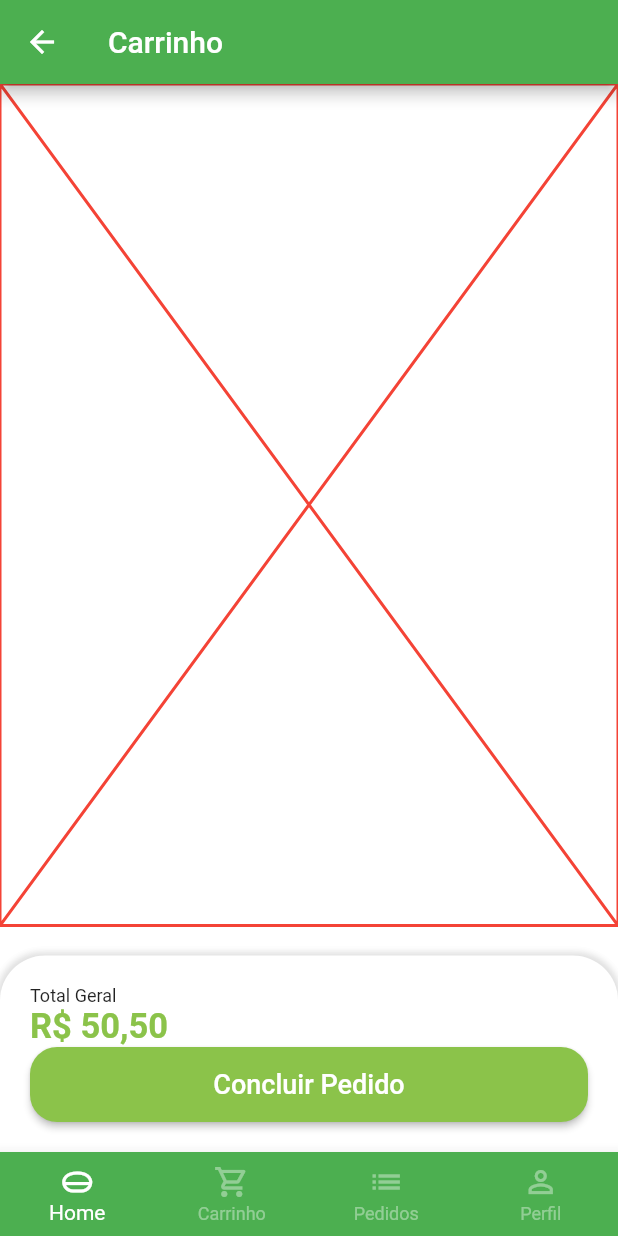
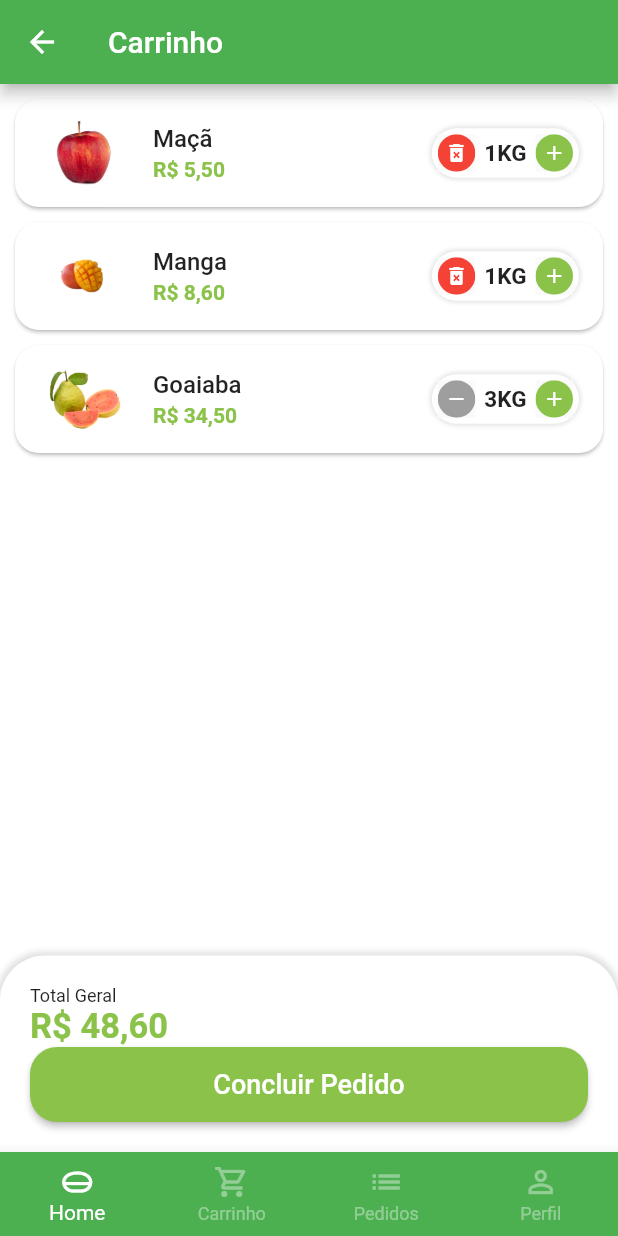
Before and after one commit to MauricioRDev/app_quitanda, a Flutter app: the BaseScreen screen opened directly, swiped to page 2, on a phone screen of 412 x 824 dp. Run offline on Flutter 3.47's test engine with Material 2 defaults, Android fonts, the light colour scheme and no system bars; our stand-ins replace animated_text_kit, badges, mask_text_input_formatter.

Commit message:
Atualização Carrinho

```diff
--- a/app_quitanda/lib/src/config/app_data.dart
+++ b/app_quitanda/lib/src/config/app_data.dart
@@ -1,3 +1,4 @@
+import 'package:app_quitanda/src/models/cart_item_model.dart';
 import 'package:app_quitanda/src/models/item_model.dart';
 
 ItemModel apple = ItemModel(
@@ -48,7 +49,14 @@
   unit: 'UN',
 );
 
-List<ItemModel> items = [apple, grape, mango, kiwi, guava, papaya];
+List<ItemModel> items = [
+  apple,
+  grape,
+  mango,
+  kiwi,
+  guava,
+  papaya,
+];
 
 List<String> categories = [
   'Frutas',
@@ -57,3 +65,18 @@
   'Cereais',
   'Temperos',
 ];
+
+List<CartItemModel> cartItems = [
+  CartItemModel(
+    item: apple,
+    quantity: 1,
+  ),
+  CartItemModel(
+    item: mango,
+    quantity: 1,
+  ),
+  CartItemModel(
+    item: guava,
+    quantity: 3,
+  ),
+];
--- /dev/null
+++ b/app_quitanda/lib/src/models/cart_item_model.dart
@@ -0,0 +1,13 @@
+import 'package:app_quitanda/src/models/item_model.dart';
+
+class CartItemModel {
+  ItemModel item;
+  int quantity;
+
+  CartItemModel({
+    required this.item,
+    required this.quantity,
+  });
+
+  double totalPrice() => item.price * quantity;
+}
--- a/app_quitanda/lib/src/pages/cart/cart_tab.dart
+++ b/app_quitanda/lib/src/pages/cart/cart_tab.dart
@@ -1,11 +1,34 @@
 import 'package:app_quitanda/src/config/custom_colors.dart';
+import 'package:app_quitanda/src/models/cart_item_model.dart';
+import 'package:app_quitanda/src/pages/cart/components/cart_tile.dart';
 import 'package:app_quitanda/src/services/utils_services.dart';
 import 'package:flutter/material.dart';
+import 'package:app_quitanda/src/config/app_data.dart' as appData;
 
-class CartTab extends StatelessWidget {
-  CartTab({super.key});
+class CartTab extends StatefulWidget {
+  const CartTab({super.key});
 
+  @override
+  State<CartTab> createState() => _CartTabState();
+}
+
+class _CartTabState extends State<CartTab> {
   final UtilServices utilServices = UtilServices();
+
+  void removeItemFromCart(CartItemModel cartItem) {
+    setState(() {
+      appData.cartItems.remove(cartItem);
+    });
+  }
+
+  double cartTotalPrice() {
+    double total = 0;
+    for (var item in appData.cartItems) {
+      total += item.totalPrice();
+    }
+
+    return total;
+  }
 
   @override
   Widget build(BuildContext context) {
@@ -15,14 +38,19 @@
       ),
       body: Column(
         children: [
+          //LISTA DE ITENS do carrinho
           Expanded(
-            child: Placeholder(
-              color: Colors.red,
+            child: ListView.builder(
+              itemCount: appData.cartItems.length,
+              itemBuilder: (_, index) {
+                return CartTile(
+                    cartItem: appData.cartItems[index],
+                    remove: removeItemFromCart);
+              },
             ),
           ),
-          const SizedBox(
-            height: 20,
-          ),
+
+          //Total e botão de concluir pedido
           Container(
             padding: const EdgeInsets.all(20),
             decoration: BoxDecoration(
@@ -48,7 +76,7 @@
                   ),
                 ),
                 Text(
-                  utilServices.priceToCurrency(50.5),
+                  utilServices.priceToCurrency(cartTotalPrice()),
                   style: TextStyle(
                     fontSize: 23,
                     color: CustomColors.customSwatchColor,
--- /dev/null
+++ b/app_quitanda/lib/src/pages/cart/components/cart_tile.dart
@@ -0,0 +1,79 @@
+import 'package:app_quitanda/src/config/custom_colors.dart';
+import 'package:app_quitanda/src/models/cart_item_model.dart';
+import 'package:app_quitanda/src/pages/common_widgets/quantity_widget.dart';
+import 'package:flutter/material.dart';
+import 'package:app_quitanda/src/services/utils_services.dart';
+
+class CartTile extends StatefulWidget {
+  final CartItemModel cartItem;
+  final Function(CartItemModel) remove;
+
+  const CartTile({
+    super.key,
+    required this.cartItem,
+    required this.remove,
+  });
+
+  @override
+  State<CartTile> createState() => _CartTileState();
+}
+
+class _CartTileState extends State<CartTile> {
+  final UtilServices untilServices = UtilServices();
+
+  @override
+  Widget build(BuildContext context) {
+    return Card(
+      margin: const EdgeInsets.fromLTRB(10, 10, 10, 0),
+      shape: RoundedRectangleBorder(
+          borderRadius: BorderRadius.circular(
+        16,
+      )),
+      child: ListTile(
+        //imagem
+
+        leading: Image.asset(
+          widget.cartItem.item.imgUrl,
+          height: 60,
+          width: 60,
+        ),
+
+        //titulo
+
+        title: Text(
+          widget.cartItem.item.itemName,
+          style: const TextStyle(
+            fontWeight: FontWeight.w500,
+          ),
+        ),
+
+        //total
+
+        subtitle: Text(
+          untilServices.priceToCurrency(widget.cartItem.totalPrice()),
+          style: TextStyle(
+            color: CustomColors.customSwatchColor,
+            fontWeight: FontWeight.bold,
+          ),
+        ),
+
+        //quantidade
+
+        trailing: QuantityWidget(
+          suffixText: widget.cartItem.item.unit,
+          value: widget.cartItem.quantity,
+          result: (quantity) {
+            setState(() {
+              widget.cartItem.quantity = quantity;
+
+              if (quantity == 0) {
+                widget.remove(widget.cartItem);
+              }
+            });
+          },
+          isRemovable: true,
+        ),
+      ),
+    );
+  }
+}
--- a/app_quitanda/lib/src/pages/common_widgets/quantity_widget.dart
+++ b/app_quitanda/lib/src/pages/common_widgets/quantity_widget.dart
@@ -5,12 +5,14 @@
   final int value;
   final String suffixText;
   final Function(int quantity) result;
+  final bool isRemovable;
 
   const QuantityWidget(
       {super.key,
       required this.value,
       required this.suffixText,
-      required this.result});
+      required this.result,
+      this.isRemovable = false});
 
   @override
   Widget build(BuildContext context) {
@@ -28,12 +30,14 @@
         ],
       ),
       child: Row(
+        mainAxisSize: MainAxisSize.min,
         children: [
           _QuantityButton(
-            icon: Icons.remove,
-            color: Colors.grey,
+            icon:
+                !isRemovable || value > 1 ? Icons.remove : Icons.delete_forever,
+            color: !isRemovable || value > 1 ? Colors.grey : Colors.red,
             onPressed: () {
-              if (value == 1) return;
+              if (value == 1 && !isRemovable) return;
               int resultCount = value - 1;
 
               result(resultCount);
@@ -49,6 +53,8 @@
               ),
             ),
           ),
+
+          //soma botão
           _QuantityButton(
             icon: Icons.add,
             color: CustomColors.customSwatchColor,
--- a/app_quitanda/lib/src/pages/product/product._screen.dart
+++ b/app_quitanda/lib/src/pages/product/product._screen.dart
@@ -5,7 +5,7 @@
 import 'package:flutter/material.dart';
 
 class ProductScreen extends StatefulWidget {
-  ProductScreen({super.key, required this.item});
+  const ProductScreen({super.key, required this.item});
 
   final ItemModel item;
 
```
